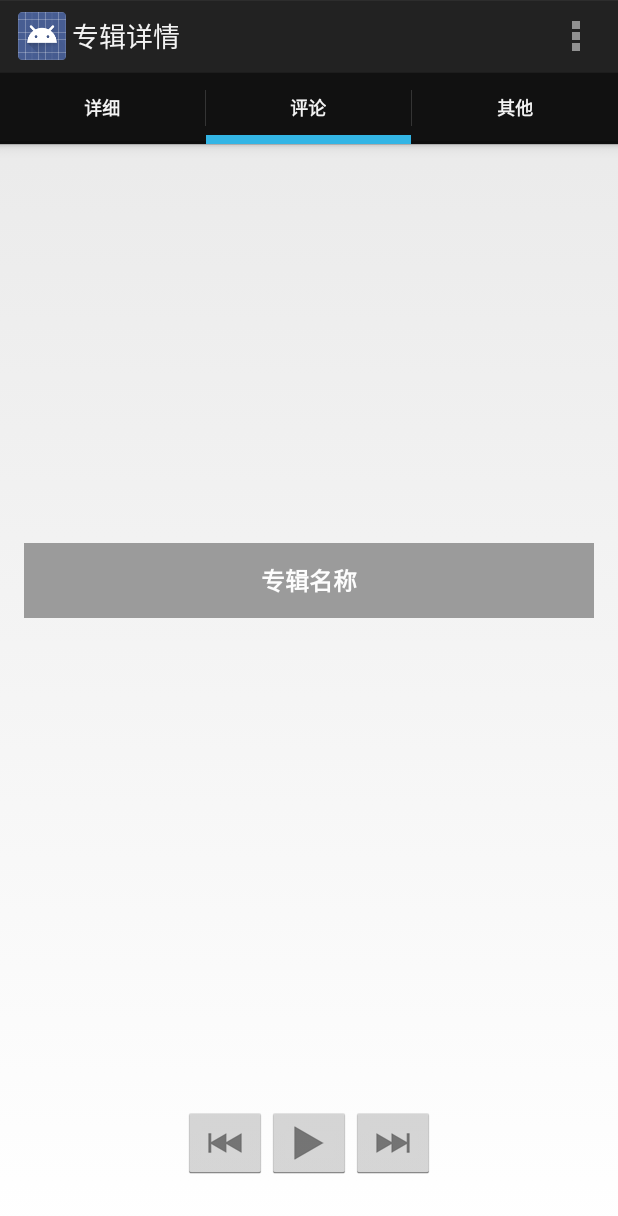
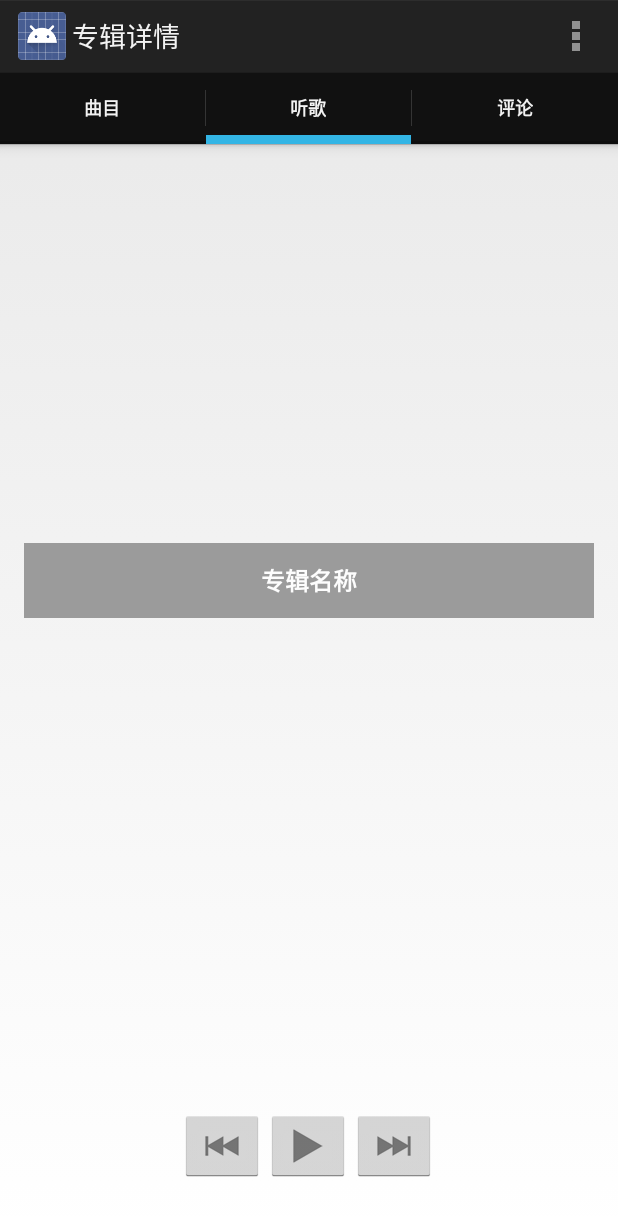
Before and after one commit to binchenX/yyAndroid, an Android app: the AlbumDetailActivity screen opened directly, with no data from a screen before it, tab 2 chosen, on a phone screen of 412 x 824 dp. Shown: the top 1216 px of the screen. Run offline under Robolectric (Android 15) with nearby library versions, the phone set to English and light mode, and no system bars; 5 statements that could not run were skipped.

```diff
--- a/RockYouth/src/main/res/layout/fragment_album_detail_listen.xml
+++ b/RockYouth/src/main/res/layout/fragment_album_detail_listen.xml
@@ -38,7 +38,8 @@
         android:layout_height="fill_parent"
         android:layout_below="@+id/album_cover_big"
         android:layout_marginTop="30dp"
-        android:gravity="bottom|center">
+        android:gravity="bottom|center"
+        >
 
         <TextView
             android:layout_width="wrap_content"
@@ -51,7 +52,7 @@
 
         <RelativeLayout
             android:layout_width="wrap_content"
-            android:layout_height="50dp"
+            android:layout_height="wrap_content"
             android:layout_gravity="center"
             android:layout_below="@id/frag_listen_current_song"
             android:id="@+id/play_controller"
@@ -62,22 +63,28 @@
                 android:layout_width="wrap_content"
                 android:layout_height="wrap_content"
                 android:id="@+id/previous"
-                android:src="@drawable/ic_previous" />
+                android:src="@drawable/ic_previous"
+                android:layout_marginRight="@dimen/play_control_button_padding"
+                />
 
 
              <ImageButton
                 android:layout_width="wrap_content"
                 android:layout_height="wrap_content"
                 android:id="@+id/play"
+                android:src="@drawable/ic_play"
                 android:layout_toRightOf="@id/previous"
-                 android:src="@drawable/ic_play" />
+                android:layout_marginRight="@dimen/play_control_button_padding"
+                 />
 
             <ImageButton
                 android:layout_width="wrap_content"
                 android:layout_height="wrap_content"
                 android:id="@+id/next"
+                android:src="@drawable/ic_next"
                 android:layout_toRightOf="@id/play"
-                android:src="@drawable/ic_next" />
+                android:layout_marginRight="@dimen/play_control_button_padding"
+                />
         </RelativeLayout>
     </RelativeLayout>
 
--- a/RockYouth/src/main/res/values/dimens.xml
+++ b/RockYouth/src/main/res/values/dimens.xml
@@ -2,4 +2,5 @@
     <!-- Default screen margins, per the Android Design guidelines. -->
     <dimen name="activity_horizontal_margin">16dp</dimen>
     <dimen name="activity_vertical_margin">16dp</dimen>
+    <dimen name="play_control_button_padding">1dp</dimen>
 </resources>
--- a/RockYouth/src/main/res/values/strings.xml
+++ b/RockYouth/src/main/res/values/strings.xml
@@ -7,8 +7,8 @@
     <string name="title_section2">打分</string>
     <string name="title_activity_album_detail">专辑详情</string>
     <string name="title_section3">Section 3</string>
-    <string name="detail_tab1">详细</string>
-    <string name="detail_tab2">评论</string>
-    <string name="detail_tab3">其他</string>
+    <string name="detail_tab1">曲目</string>
+    <string name="detail_tab2">听歌</string>
+    <string name="detail_tab3">评论</string>
 
 </resources>
```
